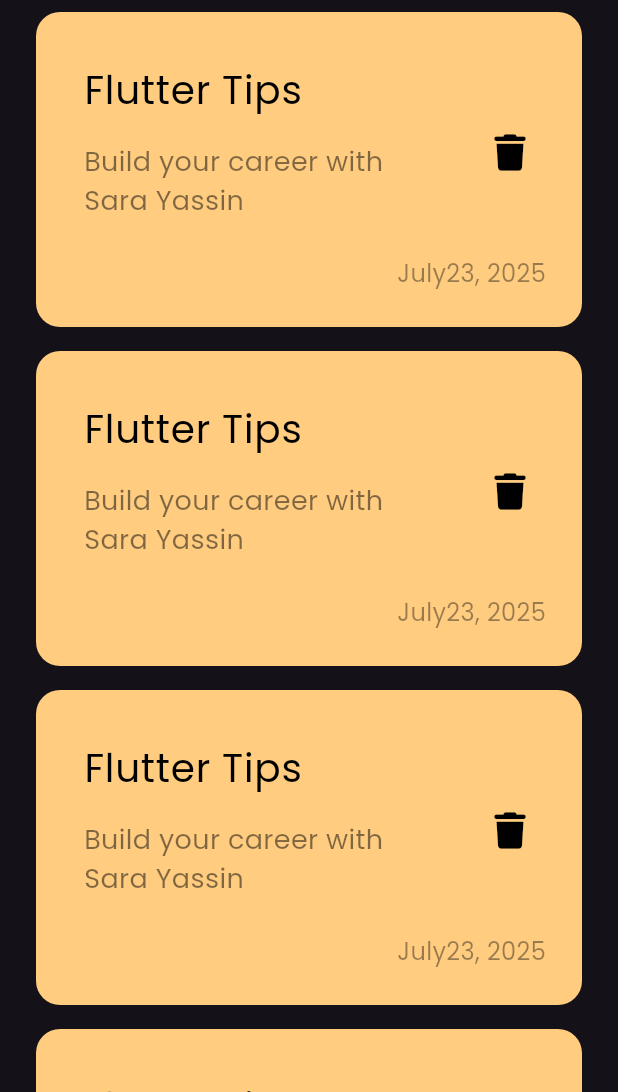
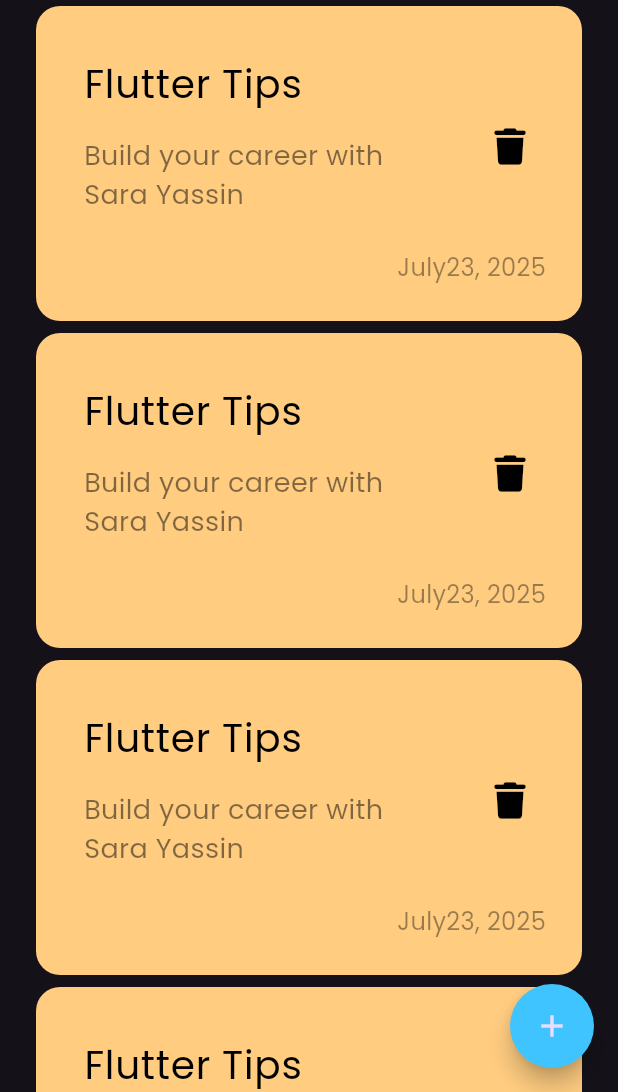
Before and after one commit to SaraYassin3/note_app, a Flutter app: the screen it shows after launch, on a phone screen of 412 x 824 dp, the part 144-1236 px from its top. Run offline on Flutter 3.47's test engine with Material 3 defaults, Android fonts, the phone set to English and light mode, and no system bars; our stand-ins replace font_awesome_flutter.

Commit message:
add float action button

```diff
--- a/lib/views/notes_view.dart
+++ b/lib/views/notes_view.dart
@@ -7,7 +7,13 @@ class NotesView extends StatelessWidget {
   @override
   Widget build(BuildContext context) {
     return Scaffold(
-      body: NotesViewBody(),
+      floatingActionButton: FloatingActionButton(
+          onPressed: (){},
+        backgroundColor: Colors.lightBlueAccent,
+        shape: CircleBorder(),
+        child: Icon(Icons.add),
+      ),
+      body: const NotesViewBody(),
     );
   }
 }
--- a/lib/widgets/custom_notes_list_view.dart
+++ b/lib/widgets/custom_notes_list_view.dart
@@ -9,7 +9,7 @@ class NotesListView extends StatelessWidget {
     return ListView.builder(
         itemBuilder: (context, index){
           return Padding(
-            padding: const EdgeInsets.symmetric(vertical: 8.0),
+            padding: const EdgeInsets.symmetric(vertical: 4.0),
             child: const NoteItem(),
           );
     });
```
